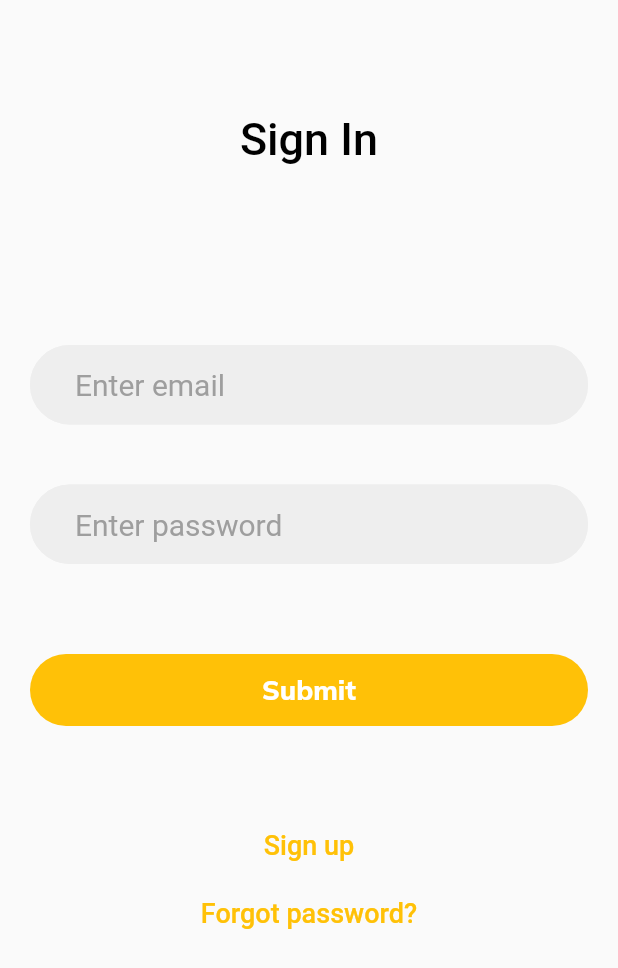
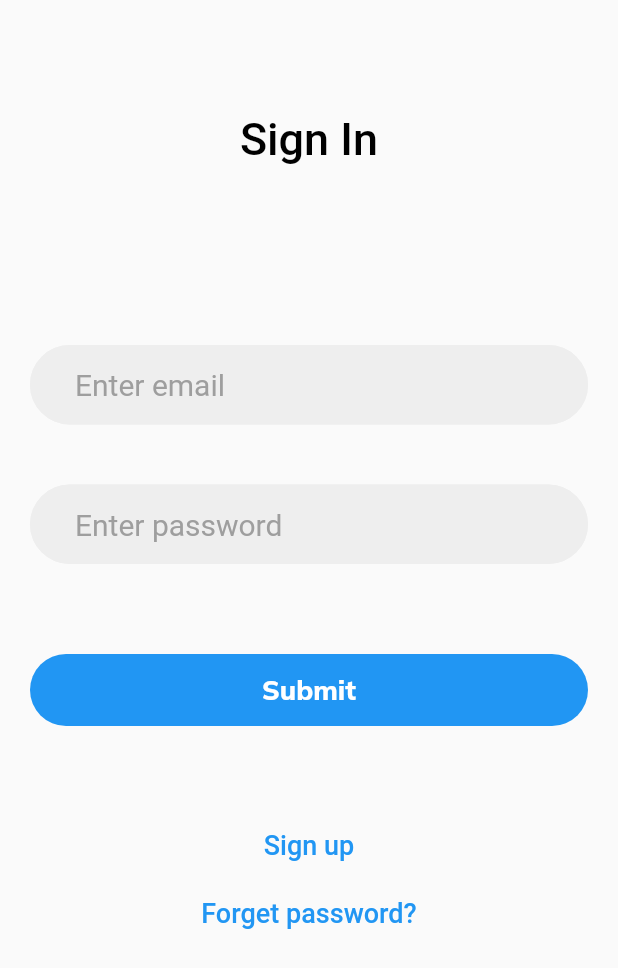
Before and after one commit to RLewis11769/holberton-twitter_clone, a Flutter app: the screen it shows after launch, on a phone screen of 412 x 824 dp. Shown: the top 968 px of the screen. Run offline on Flutter 3.47's test engine with Material 2 defaults, Android fonts, the phone set to English and light mode, and no system bars; our stand-ins replace google_fonts.

Commit message:
Add forgot password screen and minor modifications

```diff
--- a/twitter/lib/main.dart
+++ b/twitter/lib/main.dart
@@ -15,9 +15,9 @@ class MyApp extends StatelessWidget {
       title: 'Twitter Clone',
       // Custom theme that overrides/extends default theme
       theme: ThemeData(
-        primaryColor: Colors.amber,
+        primaryColor: Colors.blue,
         primaryColorDark: Colors.black,
-        primaryColorLight: Colors.white,
+        primaryColorLight: Colors.grey,
         textTheme: const TextTheme(
           headline4: TextStyle(fontSize: 30, fontWeight: FontWeight.w500),
           bodyText1: TextStyle(fontSize: 18, height: 2.5),
--- a/twitter/lib/screens/signin_screen.dart
+++ b/twitter/lib/screens/signin_screen.dart
@@ -2,13 +2,14 @@ import 'package:flutter/material.dart';
 import '../widgets/entry_field.dart';
 import '../widgets/flat_button.dart';
 import './signup_screen.dart';
+import './forgot_password_screen.dart';
 
 class SignIn extends StatefulWidget {
   const SignIn({Key? key}) : super(key: key);
 
   @override
   // Create stateful widget including build context
-  // Not mounted yet - just calls build
+  // Not mounted yet - just calls build with state encapsulated
   _SignIn createState() => _SignIn();
 }
 
@@ -71,27 +72,35 @@ class _SignIn extends State<SignIn> {
           label: 'Submit',
         ),
         GestureDetector(
-            // On tap, navigate to sign up screen
+            // On tap of text, navigate to sign up screen
             onTap: () {
               Navigator.push(context,
                   MaterialPageRoute(builder: (context) => const SignUp()));
             },
             child: Text(
               'Sign up',
-              // Default theme text style, but color changed from gray
+              // Default theme text style, but color changed from black
               style: Theme.of(context)
                   .textTheme
                   .bodyText1!
                   .copyWith(color: Theme.of(context).primaryColor),
             )),
-        Text(
-          'Forgot password?',
-          // Default theme text style, but color changed from gray
-          style: Theme.of(context)
-              .textTheme
-              .bodyText1!
-              .copyWith(color: Theme.of(context).primaryColor),
-        ),
+        GestureDetector(
+            // On tap of text, navigate to forget password screen
+            onTap: () {
+              Navigator.push(
+                  context,
+                  MaterialPageRoute(
+                      builder: (context) => const ForgetPassword()));
+            },
+            child: Text(
+              'Forget password?',
+              // Default theme text style, but color changed from black
+              style: Theme.of(context)
+                  .textTheme
+                  .bodyText1!
+                  .copyWith(color: Theme.of(context).primaryColor),
+            )),
       ],
     ))));
   }
--- a/twitter/lib/screens/signup_screen.dart
+++ b/twitter/lib/screens/signup_screen.dart
@@ -7,7 +7,7 @@ class SignUp extends StatefulWidget {
 
   @override
   // Create stateful widget including build context
-  // Not mounted yet - just calls build
+  // Not mounted yet - just calls build with state encapsulated
   _SignUp createState() => _SignUp();
 }
 
--- a/twitter/lib/widgets/entry_field.dart
+++ b/twitter/lib/widgets/entry_field.dart
@@ -30,7 +30,7 @@ class CustomEntryField extends StatelessWidget {
             filled: true,
             fillColor: Colors.grey[200],
             // Hint/placeholder text
-            hintStyle: const TextStyle(color: Colors.grey, fontSize: 20),
+            hintStyle: TextStyle(color: Theme.of(context).primaryColorLight, fontSize: 20),
             // Padding around text itself within field
             contentPadding: const EdgeInsets.fromLTRB(30, 15, 0, 15),
             // Border around field
--- a/twitter/lib/widgets/flat_button.dart
+++ b/twitter/lib/widgets/flat_button.dart
@@ -27,7 +27,7 @@ class CustomFlatButton extends StatelessWidget {
             label,
             // Theme from defined button textTheme in main.dart with modifications added
             style: Theme.of(context).textTheme.button!.copyWith(
-                color: Theme.of(context).primaryColorLight,
+                color: Colors.white,
                 fontFamily: GoogleFonts.mulish().fontFamily),
           ),
           // Floating action button is raised with shadow by default
```
Also changed, not shown: twitter/lib/screens/forgot_password_screen.dart (added, +86 -0 lines).
